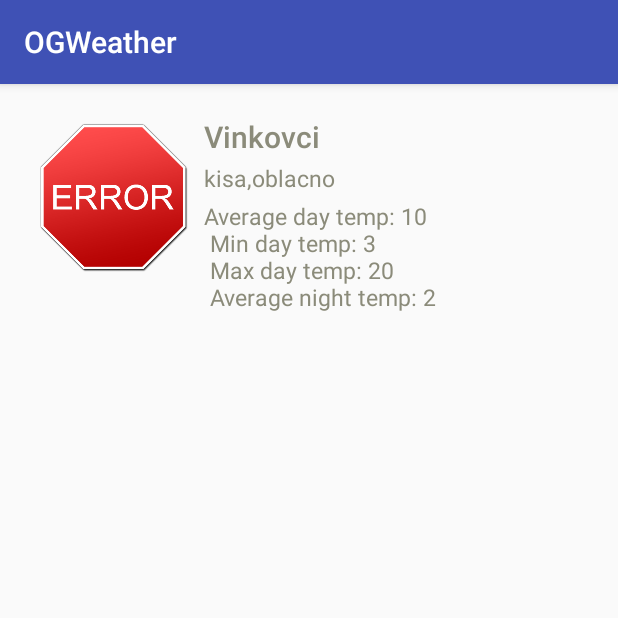
After one commit to DomagojCavarOS/OGWeather, an Android app: the ShowMore screen opened directly, with no data from a screen before it, on a phone screen of 412 x 824 dp, the top half of it. The commit adds this screen. Run offline under Robolectric (Android 15) with nearby library versions, the phone set to English and light mode, and no system bars; 1 statement that could not run was skipped.

```diff
--- a/OGWeather/app/src/main/AndroidManifest.xml
+++ b/OGWeather/app/src/main/AndroidManifest.xml
@@ -1,6 +1,7 @@
 <?xml version="1.0" encoding="utf-8"?>
 <manifest xmlns:android="http://schemas.android.com/apk/res/android"
     package="com.d42gmail.cavar.ogweather" >
+
     <uses-permission android:name="android.permission.INTERNET" />
 
     <application
@@ -16,6 +17,8 @@
                 <category android:name="android.intent.category.LAUNCHER" />
             </intent-filter>
         </activity>
+        <activity android:name=".ShowMore" >
+        </activity>
     </application>
 
 </manifest>
--- /dev/null
+++ b/OGWeather/app/src/main/java/com/d42gmail/cavar/ogweather/MoreCityInfo.java
@@ -0,0 +1,114 @@
+package com.d42gmail.cavar.ogweather;
+
+/**
+ * Created by Enigma on 8.11.2015..
+ */
+public class MoreCityInfo {
+    String CitaName,Day,Clouds,Description;
+    Integer AverageT,minT,maxT,nightT,image,icoID;
+
+    public MoreCityInfo(String CitaName, String Day, String Clouds,String Description, Integer AverageT, Integer minT, Integer maxT, Integer nightT, Integer image, Integer icoID) {
+        this.CitaName = CitaName;
+        this.Day = Day;
+        this.Clouds = Clouds;
+        this.Description=Description;
+        this.AverageT = AverageT;
+        this.minT = minT;
+        this.maxT = maxT;
+        this.nightT = nightT;
+        this.image=image;
+        this.icoID=icoID;
+    }
+
+
+
+    public MoreCityInfo() {
+        this.CitaName = "N/A";
+        this.Day = "N/A";
+        this.Clouds = "N/A";
+        this.AverageT = 0;
+        this.minT = 0;
+        this.maxT = 0;
+        this.nightT = 0;
+    }
+
+    public String getDescription() {
+        return Description;
+    }
+
+    public void setDescription(String description) {
+        Description = description;
+    }
+
+    public Integer getIcoID() {
+        return icoID;
+    }
+
+    public void setIcoID(Integer icoID) {
+        this.icoID = icoID;
+    }
+
+    public String getCitaName() {
+        return CitaName;
+    }
+
+    public void setCitaName(String citaName) {
+        CitaName = citaName;
+    }
+
+    public String getDay() {
+        return Day;
+    }
+
+    public void setDay(String day) {
+        Day = day;
+    }
+
+    public String getClouds() {
+        return Clouds;
+    }
+
+    public void setClouds(String clouds) {
+        Clouds = clouds;
+    }
+
+    public Integer getAverageT() {
+        return AverageT;
+    }
+
+    public Integer getImage() {
+        return image;
+    }
+
+    public void setImage(Integer image) {
+        this.image = image;
+    }
+
+    public void setAverageT(Integer averageT) {
+        AverageT = averageT;
+    }
+
+    public Integer getMinT() {
+        return minT;
+    }
+
+    public void setMinT(Integer minT) {
+        this.minT = minT;
+    }
+
+    public Integer getMaxT() {
+        return maxT;
+    }
+
+    public void setMaxT(Integer maxT) {
+        this.maxT = maxT;
+    }
+
+    public Integer getNightT() {
+        return nightT;
+    }
+
+    public void setNightT(Integer nightT) {
+        this.nightT = nightT;
+    }
+}
--- /dev/null
+++ b/OGWeather/app/src/main/java/com/d42gmail/cavar/ogweather/ShowMore.java
@@ -0,0 +1,31 @@
+package com.d42gmail.cavar.ogweather;
+
+import android.support.v7.app.AppCompatActivity;
+import android.os.Bundle;
+import android.widget.Adapter;
+import android.widget.ListView;
+import android.widget.Toast;
+
+import java.util.ArrayList;
+
+public class ShowMore extends AppCompatActivity {
+    ArrayList<MoreCityInfo> MCI=new ArrayList<MoreCityInfo>();
+    ListView MCIview;
+    ShowMoreAdapter adapter;
+
+    @Override
+    protected void onCreate(Bundle savedInstanceState) {
+        super.onCreate(savedInstanceState);
+        setContentView(R.layout.activity_show_more);
+
+        MCIview= (ListView) findViewById(R.id.listView2);
+
+        Bundle b=getIntent().getExtras();
+        String n=b.getString("cityName");
+
+        MoreCityInfo morecitiinfo=new MoreCityInfo("Vinkovci","7.11.2015","oblacno","kisa",10,3,20,2,1,1);
+        MCI.add(morecitiinfo);
+        adapter=new ShowMoreAdapter(getApplicationContext(),MCI);
+        MCIview.setAdapter(adapter);
+    }
+}
--- /dev/null
+++ b/OGWeather/app/src/main/java/com/d42gmail/cavar/ogweather/ShowMoreAdapter.java
@@ -0,0 +1,60 @@
+package com.d42gmail.cavar.ogweather;
+
+import android.content.Context;
+import android.view.View;
+import android.view.ViewGroup;
+import android.widget.BaseAdapter;
+import android.widget.ImageView;
+import android.widget.TextView;
+
+import java.util.ArrayList;
+
+/**
+ * Created by Enigma on 8.11.2015..
+ */
+public class ShowMoreAdapter extends BaseAdapter {
+    Context ctx;
+    ArrayList<MoreCityInfo> MoreCityInfo1;
+
+    public ShowMoreAdapter(Context ctx, ArrayList<MoreCityInfo> MoreCityInfo1) {
+        super();
+        this.ctx = ctx;
+        this.MoreCityInfo1 = MoreCityInfo1;
+    }
+
+    @Override
+    public int getCount() {
+        return this.MoreCityInfo1.size();
+    }
+
+    @Override
+    public Object getItem(int position) {
+        return this.MoreCityInfo1.get(position);
+    }
+
+    @Override
+    public long getItemId(int position) {
+        return position;
+    }
+
+    @Override
+    public View getView(int position, View convertView, ViewGroup parent) {
+        if (convertView==null){
+            convertView=View.inflate(ctx,R.layout.showmore,null);
+        }
+
+        MoreCityInfo current=MoreCityInfo1.get(position);
+        ImageView Weather= (ImageView) convertView.findViewById(R.id.slija);
+        TextView ime= (TextView) convertView.findViewById(R.id.ime);
+        TextView opis= (TextView) convertView.findViewById(R.id.opis);
+        TextView temp= (TextView) convertView.findViewById(R.id.temp);
+
+        // Weather.setImageResource(current.getImage());
+        Weather.setImageResource(R.drawable.error);
+        ime.setText("" + current.getCitaName());
+        opis.setText(String.format("%s,%s",current.getDescription(),current.getClouds()));
+        temp.setText(String.format("Average day temp: %s \n Min day temp: %s \n Max day temp: %s \n Average night temp: %s",current.getAverageT(),current.getMinT(),current.getMaxT(),current.getNightT()));
+
+        return convertView;
+    }
+}
--- /dev/null
+++ b/OGWeather/app/src/main/res/layout/activity_show_more.xml
@@ -0,0 +1,17 @@
+<?xml version="1.0" encoding="utf-8"?>
+<RelativeLayout xmlns:android="http://schemas.android.com/apk/res/android"
+    xmlns:tools="http://schemas.android.com/tools" android:layout_width="match_parent"
+    android:layout_height="match_parent" android:paddingLeft="@dimen/activity_horizontal_margin"
+    android:paddingRight="@dimen/activity_horizontal_margin"
+    android:paddingTop="@dimen/activity_vertical_margin"
+    android:paddingBottom="@dimen/activity_vertical_margin"
+    tools:context="com.d42gmail.cavar.ogweather.ShowMore">
+
+    <ListView
+        android:layout_width="wrap_content"
+        android:layout_height="wrap_content"
+        android:id="@+id/listView2"
+        android:layout_alignParentTop="true"
+        android:layout_alignParentLeft="true"
+        android:layout_alignParentStart="true" />
+</RelativeLayout>
--- a/OGWeather/app/src/main/res/layout/listlayout.xml
+++ b/OGWeather/app/src/main/res/layout/listlayout.xml
@@ -18,7 +18,8 @@
         android:layout_height="wrap_content"
         android:layout_toRightOf="@id/IWeather"
         android:layout_marginTop="5dp"
-        android:textSize="20sp"/>
+        android:textSize="20sp"
+        android:textColor="@color/gray"/>
 
     <TextView
         android:id="@+id/IData"
@@ -27,7 +28,8 @@
         android:layout_toRightOf="@id/IWeather"
         android:layout_below="@id/ICityName"
         android:layout_marginTop="5dp"
-        android:textSize="15sp"/>
+        android:textSize="15sp"
+        android:textColor="@color/gray"/>
 
 
 
--- /dev/null
+++ b/OGWeather/app/src/main/res/layout/showmore.xml
@@ -0,0 +1,56 @@
+<?xml version="1.0" encoding="utf-8"?>
+<RelativeLayout xmlns:android="http://schemas.android.com/apk/res/android"
+    android:layout_width="match_parent"
+    android:layout_height="200dp"
+    android:orientation="vertical" >
+
+
+    <ImageView
+        android:layout_width="120dp"
+        android:layout_height="120dp"
+        android:padding="5dp"
+        android:id="@+id/slija"
+        android:layout_alignParentTop="true"
+        android:layout_alignParentLeft="true"
+        android:layout_alignParentStart="true"
+        />
+
+    <TextView
+        android:layout_width="match_parent"
+        android:layout_height="25dp"
+        android:textAppearance="?android:attr/textAppearanceMedium"
+        android:id="@+id/ime"
+        android:layout_alignParentTop="true"
+        android:layout_toRightOf="@+id/slija"
+        android:layout_toEndOf="@+id/slija"
+        android:layout_marginTop="5dp"
+        android:textSize="20sp"
+        android:textColor="@color/gray"
+        />
+
+    <TextView
+        android:layout_width="match_parent"
+        android:layout_height="20dp"
+        android:textAppearance="?android:attr/textAppearanceSmall"
+        android:id="@+id/opis"
+        android:layout_below="@+id/ime"
+        android:layout_toRightOf="@+id/slija"
+        android:layout_marginTop="5dp"
+        android:layout_toEndOf="@+id/slija"
+        android:textSize="15sp"
+        android:textColor="@color/gray"
+        />
+
+    <TextView
+        android:layout_width="match_parent"
+        android:layout_height="wrap_content"
+        android:textAppearance="?android:attr/textAppearanceSmall"
+        android:id="@+id/temp"
+        android:layout_below="@+id/opis"
+        android:layout_toRightOf="@+id/slija"
+        android:layout_toEndOf="@+id/slija"
+        android:layout_marginTop="5dp"
+        android:textSize="15sp"
+        android:textColor="@color/gray"
+        />
+</RelativeLayout>
--- a/OGWeather/app/src/main/res/values/colors.xml
+++ b/OGWeather/app/src/main/res/values/colors.xml
@@ -3,4 +3,5 @@
     <color name="colorPrimary">#3F51B5</color>
     <color name="colorPrimaryDark">#303F9F</color>
     <color name="colorAccent">#FF4081</color>
+    <color name="gray">#8B8B7A</color>
 </resources>
```
Also changed, not shown: OGWeather/app/src/main/java/com/d42gmail/cavar/ogweather/MainActivity.java (+15 -9 lines).
